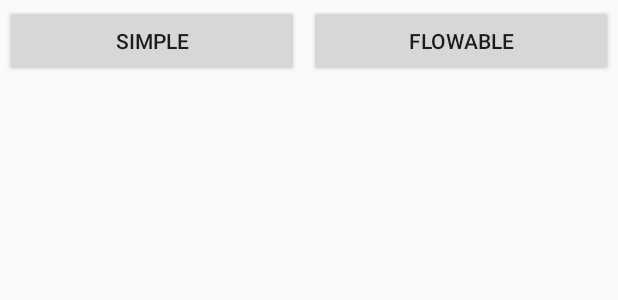
After one commit to eyelog/RXGames, an Android app: the layout activity_module_004.xml on its own in the app's theme, with its tools: preview values and no code run, on a phone screen of 412 x 824 dp. The commit adds this screen. Shown: the top 300 px of the screen. Run offline under Robolectric (Android 15) with nearby library versions, the phone set to English and light mode, and no system bars.

Commit message:
Added 4-th module

```diff
--- a/app/build.gradle
+++ b/app/build.gradle
@@ -9,7 +9,7 @@ android {
     compileSdkVersion 28
     defaultConfig {
         applicationId "ru.eyelog.rxgames"
-        minSdkVersion 24
+        minSdkVersion 23
         targetSdkVersion 28
         versionCode 1
         versionName "1.0"
--- a/app/src/main/java/ru/eyelog/rxgames/MainActivity.kt
+++ b/app/src/main/java/ru/eyelog/rxgames/MainActivity.kt
@@ -28,5 +28,10 @@ class MainActivity : AppCompatActivity() {
             val intent = Intent(this, Module003Activity::class.java)
             startActivity(intent)
         }
+
+        bt003FlatMap.setOnClickListener {
+            val intent = Intent(this, Module003Activity::class.java)
+            startActivity(intent)
+        }
     }
 }
--- /dev/null
+++ b/app/src/main/java/ru/eyelog/rxgames/module004concat/Module004View.kt
@@ -0,0 +1,6 @@
+package ru.eyelog.rxgames.module004concat
+
+import com.arellomobile.mvp.MvpView
+
+interface Module004View: MvpView {
+}
--- /dev/null
+++ b/app/src/main/res/layout/activity_module_004.xml
@@ -0,0 +1,39 @@
+<?xml version="1.0" encoding="utf-8"?>
+<LinearLayout
+        xmlns:android="http://schemas.android.com/apk/res/android"
+        xmlns:tools="http://schemas.android.com/tools"
+        android:layout_width="match_parent"
+        android:layout_height="match_parent"
+        tools:context=".module001single.Module001SingleActivity"
+        android:orientation="vertical">
+
+    <TableLayout
+            android:layout_width="match_parent"
+            android:layout_height="wrap_content">
+
+        <TableRow android:layout_width="match_parent" android:layout_height="wrap_content">
+
+            <Button
+                    android:id="@+id/btSimple"
+                    android:layout_width="match_parent"
+                    android:layout_height="wrap_content"
+                    android:layout_margin="3dp"
+                    android:layout_weight="1"
+                    android:text="Simple" />
+            <Button
+                    android:id="@+id/btFlowable"
+                    android:layout_width="match_parent"
+                    android:layout_height="wrap_content"
+                    android:text="Flowable"
+                    android:layout_margin="3dp"
+                    android:layout_weight="1"/>
+        </TableRow>
+
+    </TableLayout>
+
+    <ListView
+            android:layout_width="match_parent"
+            android:layout_height="match_parent"
+            android:layout_margin="10dp"
+            android:id="@+id/listView"/>
+</LinearLayout>
```
Also changed, not shown: app/src/main/java/ru/eyelog/rxgames/module004concat/Module004Activity.kt (added, +23 -0 lines), app/src/main/java/ru/eyelog/rxgames/module004concat/Module004Presenter.kt (added, +13 -0 lines), app/src/main/res/layout/activity_main.xml (+7 -0 lines).
